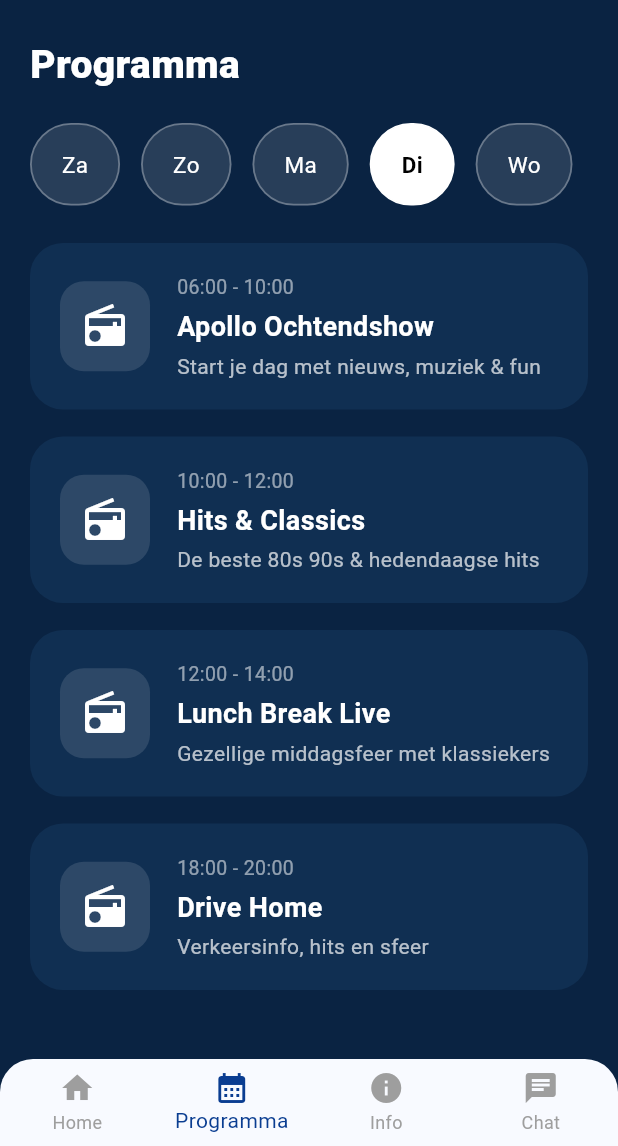
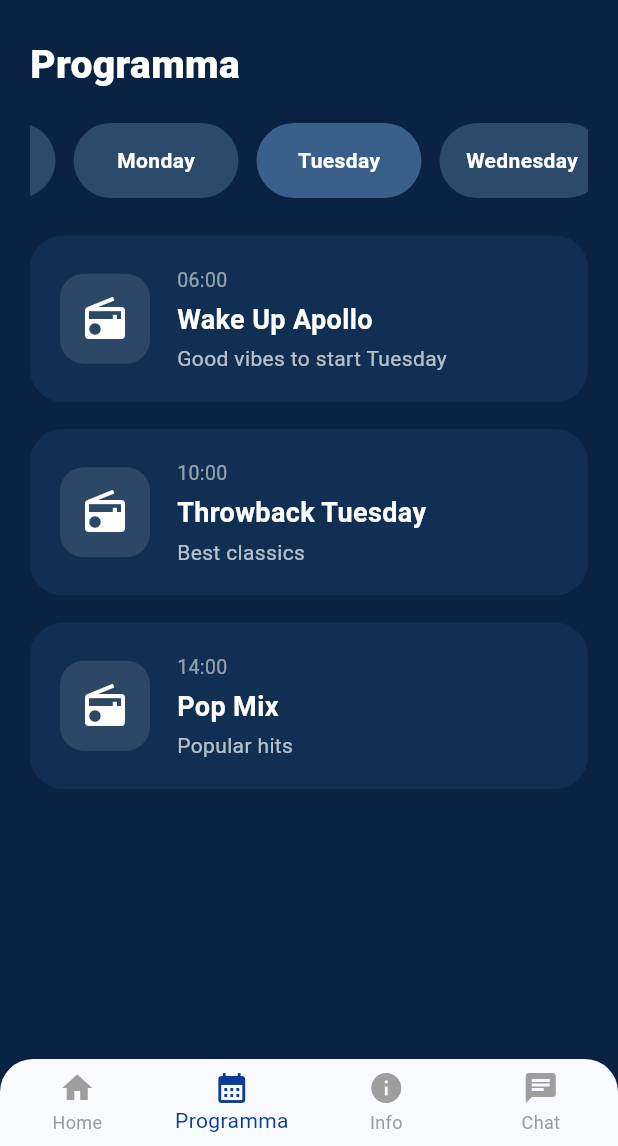
Before and after one commit to radioapollo/radio-apollo-app, a Flutter app: the screen it shows after launch, after a tap on "Programma’s", on a phone screen of 412 x 824 dp, the part 90-1236 px from its top. Run offline on Flutter 3.47's test engine with Material 3 defaults, Android fonts, the phone set to English and light mode, and no system bars; our stand-ins replace just_audio; Roboto replaces fonts that are missing (Sans).

Commit message:
Did some changes for the program + added gitignore.

```diff
--- a/lib/screens/program_screen.dart
+++ b/lib/screens/program_screen.dart
@@ -34,6 +34,9 @@ class _ProgramScreenState extends State<ProgramScreen> {
 
   @override
   Widget build(BuildContext context) {
+    final selectedDay = _days[_selectedIndex];
+    final weekday = ProgramService.getWeekdayFromName(selectedDay);
+    final programs = ProgramService.getProgramsForDay(weekday);
     return PageWithHeader(
       child: Column(
         crossAxisAlignment: CrossAxisAlignment.start,
@@ -53,11 +56,11 @@ class _ProgramScreenState extends State<ProgramScreen> {
             onDaySelected: _onDaySelected,
           ),
           const SizedBox(height: 25),
-          ..._programService.programs.map((program) => ProgramCard(
-                time: program.time,
-                title: program.title,
-                subtitle: program.subtitle,
-              )),
+          ...programs.map((program) => ProgramCard(
+              time: program["time"]!,
+              title: program["title"]!,
+              subtitle: program["desc"]!,
+          )),
         ],
       ),
     );
--- a/lib/services/program_service.dart
+++ b/lib/services/program_service.dart
@@ -8,38 +8,103 @@
    - provide program information to the UI
 */
 
-import '../models/program.dart';
 import '../utils/date_utils.dart';
 
 class ProgramService {
-  final List<String> weekDays = ["Ma", "Di", "Wo", "Do", "Vr", "Za", "Zo"];
 
-  final List<Program> programs = const [
-    Program(
-      time: "06:00 - 10:00",
-      title: "Apollo Ochtendshow",
-      subtitle: "Start je dag met nieuws, muziek & fun",
-    ),
-    Program(
-      time: "10:00 - 12:00",
-      title: "Hits & Classics",
-      subtitle: "De beste 80s 90s & hedendaagse hits",
-    ),
-    Program(
-      time: "12:00 - 14:00",
-      title: "Lunch Break Live",
-      subtitle: "Gezellige middagsfeer met klassiekers",
-    ),
-    Program(
-      time: "18:00 - 20:00",
-      title: "Drive Home",
-      subtitle: "Verkeersinfo, hits en sfeer",
-    ),
+  static int getWeekdayFromName(String day) {
+    switch (day) {
+      case "Monday":
+        return 1;
+      case "Tuesday":
+        return 2;
+      case "Wednesday":
+        return 3;
+      case "Thursday":
+        return 4;
+      case "Friday":
+        return 5;
+      case "Saturday":
+        return 6;
+      case "Sunday":
+        return 7;
+      default:
+        return DateTime.now().weekday;
+    }
+  }
+
+  // Weekday names
+  static const List<String> weekdays = [
+    "Monday",
+    "Tuesday",
+    "Wednesday",
+    "Thursday",
+    "Friday",
+    "Saturday",
+    "Sunday"
   ];
 
+  // Programs per day
+  static List<Map<String, String>> getProgramsForDay(int weekday) {
+    switch (weekday) {
+      case 1:
+        return [
+          {"time": "06:00", "title": "Monday Morning", "desc": "Start the week with energy"},
+          {"time": "10:00", "title": "Apollo Hits", "desc": "The best hits of today"},
+          {"time": "14:00", "title": "Relax Mix", "desc": "Afternoon chill music"},
+        ];
+
+      case 2:
+        return [
+          {"time": "06:00", "title": "Wake Up Apollo", "desc": "Good vibes to start Tuesday"},
+          {"time": "10:00", "title": "Throwback Tuesday", "desc": "Best classics"},
+          {"time": "14:00", "title": "Pop Mix", "desc": "Popular hits"},
+        ];
+
+      case 3:
+        return [
+          {"time": "06:00", "title": "Midweek Energy", "desc": "Power through the week"},
+          {"time": "10:00", "title": "Top 40", "desc": "Top chart music"},
+          {"time": "14:00", "title": "Chill Radio", "desc": "Relax and listen"},
+        ];
+
+      case 4:
+        return [
+          {"time": "06:00", "title": "Morning Boost", "desc": "Start Thursday right"},
+          {"time": "10:00", "title": "Retro Thursday", "desc": "80s and 90s hits"},
+          {"time": "14:00", "title": "Summer Vibes", "desc": "Feel the sunshine"},
+        ];
+
+      case 5:
+        return [
+          {"time": "06:00", "title": "Friday Wake Up", "desc": "The weekend is coming"},
+          {"time": "10:00", "title": "Weekend Warmup", "desc": "Party vibes"},
+          {"time": "14:00", "title": "Happy Hour", "desc": "Music for your Friday"},
+        ];
+
+      case 6:
+        return [
+          {"time": "08:00", "title": "Weekend Start", "desc": "Easy Saturday morning"},
+          {"time": "12:00", "title": "Dance Mix", "desc": "Best dance music"},
+          {"time": "18:00", "title": "Saturday Party", "desc": "Party all night"},
+        ];
+
+      case 7:
+        return [
+          {"time": "08:00", "title": "Sunday Chill", "desc": "Relaxing Sunday vibes"},
+          {"time": "12:00", "title": "Acoustic Sunday", "desc": "Soft acoustic music"},
+          {"time": "18:00", "title": "Sunday Night", "desc": "End the weekend calmly"},
+        ];
+
+      default:
+        return [];
+    }
+  }
+
+  // Returns the weekday list shifted so today appears in the center
   List<String> getShiftedDays(int selectedIndex) {
     final today = DateTime.now().weekday;
     final shift = today - (selectedIndex + 1);
-    return AppDateUtils.shiftList(List.from(weekDays), shift);
+    return AppDateUtils.shiftList(List.from(weekdays), shift);
   }
 }
--- a/lib/widgets/day_selector.dart
+++ b/lib/widgets/day_selector.dart
@@ -9,7 +9,7 @@
 
 import 'package:flutter/material.dart';
 
-class DaySelector extends StatelessWidget {
+class DaySelector extends StatefulWidget {
   final List<String> days;
   final int selectedIndex;
   final Function(int) onDaySelected;
@@ -22,35 +22,75 @@ class DaySelector extends StatelessWidget {
   });
 
   @override
+  State<DaySelector> createState() => _DaySelectorState();
+}
+
+class _DaySelectorState extends State<DaySelector> {
+  final ScrollController _scrollController = ScrollController();
+
+  @override
+  void initState() {
+    super.initState();
+
+    // Wait until UI is built before scrolling
+    WidgetsBinding.instance.addPostFrameCallback((_) {
+      _scrollToSelected();
+    });
+  }
+
+  @override
+  void didUpdateWidget(covariant DaySelector oldWidget) {
+    super.didUpdateWidget(oldWidget);
+    _scrollToSelected();
+  }
+
+  void _scrollToSelected() {
+    const itemWidth = 110.0;
+    const spacing = 12.0;
+
+    final screenWidth = MediaQuery.of(context).size.width;
+
+    final offset =
+        (widget.selectedIndex * (itemWidth + spacing)) -
+        (screenWidth / 2) +
+        (itemWidth / 2);
+
+    _scrollController.animateTo(
+      offset < 0 ? 0 : offset,
+      duration: const Duration(milliseconds: 300),
+      curve: Curves.easeOut,
+    );
+  }
+
+  @override
   Widget build(BuildContext context) {
     return SizedBox(
-      height: 55,
-      child: ListView.separated(
+      height: 50,
+      child: ListView.builder(
+        controller: _scrollController,
         scrollDirection: Axis.horizontal,
-        itemCount: days.length,
-        separatorBuilder: (_, __) => const SizedBox(width: 14),
+        itemCount: widget.days.length,
         itemBuilder: (context, index) {
-          final active = index == selectedIndex;
-          return GestureDetector(
-            onTap: () => onDaySelected(index),
-            child: AnimatedContainer(
-              duration: const Duration(milliseconds: 200),
-              padding: const EdgeInsets.symmetric(horizontal: 20, vertical: 12),
-              decoration: BoxDecoration(
-                color: active ? Colors.white : Colors.white12,
-                borderRadius: BorderRadius.circular(50),
-                border: Border.all(
-                  color: active ? Colors.white : Colors.white30,
-                  width: 1.2,
+          final isSelected = index == widget.selectedIndex;
+
+          return Padding(
+            padding: const EdgeInsets.only(right: 12),
+            child: GestureDetector(
+              onTap: () => widget.onDaySelected(index),
+              child: Container(
+                width: 110,
+                alignment: Alignment.center,
+                decoration: BoxDecoration(
+                  color: isSelected
+                      ? const Color(0xFF3A5F8A)
+                      : const Color(0xFF2C4A6A),
+                  borderRadius: BorderRadius.circular(30),
                 ),
-              ),
-              child: Center(
                 child: Text(
-                  days[index],
-                  style: TextStyle(
-                    color: active ? Colors.black : Colors.white,
-                    fontWeight: active ? FontWeight.bold : FontWeight.w400,
-                    fontSize: 15,
+                  widget.days[index],
+                  style: const TextStyle(
+                    color: Colors.white,
+                    fontWeight: FontWeight.w600,
                   ),
                 ),
               ),
```
Also changed, not shown: 2 other files.
